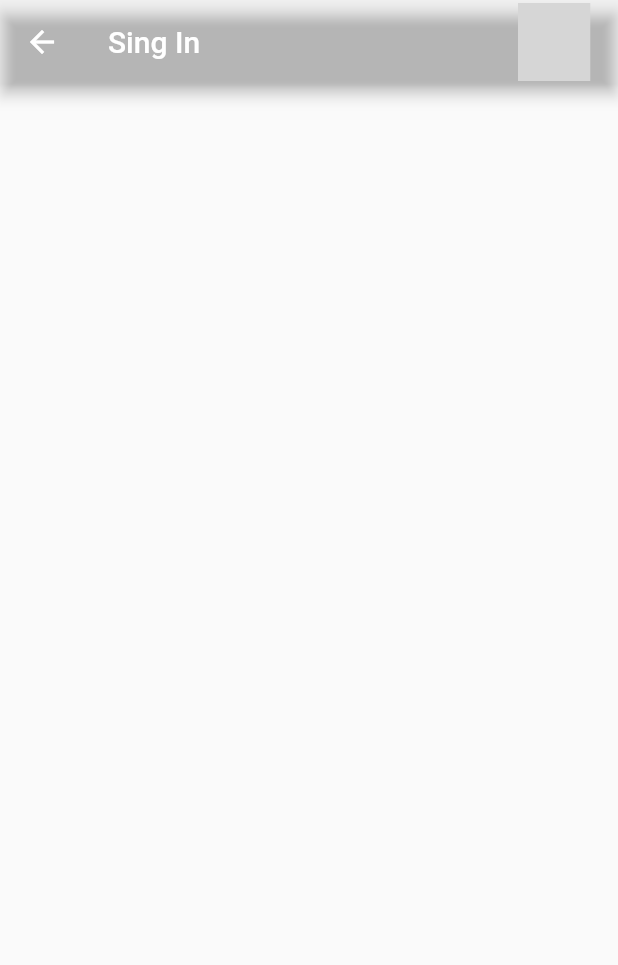
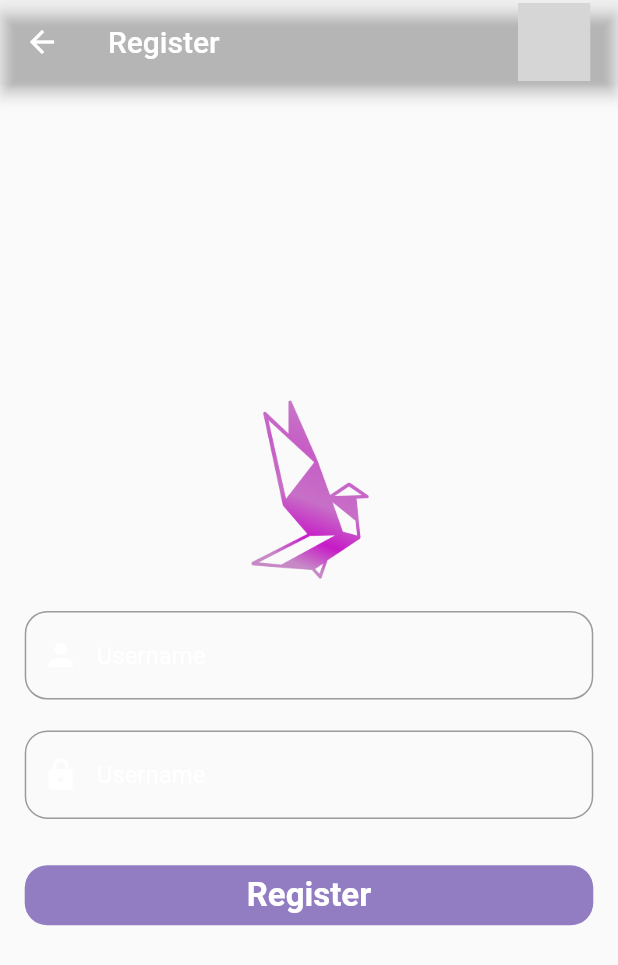
Before and after one commit to AzazelSensei/note_app, a Flutter app: the screen it shows after launch, after a tap on "I Don't Have a Account", on a phone screen of 412 x 824 dp. Shown: the top 965 px of the screen. Run offline on Flutter 3.47's test engine with Material 2 defaults, Android fonts, the phone set to English and light mode, and no system bars; drawn by our look-alikes of getwidget; our stand-ins replace bloc, dio, flutter_bloc, fluttertoast; missing offline and left inert: day_night_switcher, dynamic_themes; grey boxes are pictures that could not be loaded.

Commit message:
change: code refactor

```diff
--- a/lib/core/init/theme/theme_manager.dart
+++ b/lib/core/init/theme/theme_manager.dart
@@ -31,7 +31,50 @@ class ThemeManager {
           size: 30,
           color: ColorManager.lightGrey,
         ),
-        textTheme: TextManager.textStyle,
+        textTheme: const TextTheme(
+          headline1: TextStyle(
+            fontSize: 22,
+            height: 1,
+            fontWeight: FontWeight.w600,
+            color: Colors.black,
+          ),
+          headline2: TextStyle(
+            fontSize: 17,
+            height: 1.4,
+            fontWeight: FontWeight.w600,
+            color: Colors.black,
+          ),
+          subtitle1: TextStyle(
+            fontSize: 16,
+            height: 1.3,
+            fontWeight: FontWeight.w600,
+            color: Colors.black,
+          ),
+          subtitle2: TextStyle(
+            fontSize: 14,
+            height: 1.45,
+            fontWeight: FontWeight.w600,
+            color: Colors.black,
+          ),
+          bodyText1: TextStyle(
+            fontSize: 15,
+            height: 1.4,
+            fontWeight: FontWeight.w400,
+            color: Colors.black,
+          ),
+          bodyText2: TextStyle(
+            fontSize: 14,
+            height: 1.4,
+            fontWeight: FontWeight.w400,
+            color: Colors.black,
+          ),
+          overline: TextStyle(
+            fontSize: 11,
+            height: 1.4,
+            fontWeight: FontWeight.w400,
+            color: Colors.black,
+          ),
+        ),
         buttonTheme: const ButtonThemeData(
           buttonColor: Color(0xFF937DC2),
           textTheme: ButtonTextTheme.primary,
--- a/lib/core/utils/toast.dart
+++ b/lib/core/utils/toast.dart
@@ -23,7 +23,7 @@ void toastMessage({
       msg: mess,
       toastLength: Toast.LENGTH_SHORT,
       gravity: ToastGravity.BOTTOM,
-      timeInSecForIosWeb: 1,
+      timeInSecForIosWeb: 3,
       backgroundColor: color,
       textColor: Colors.white,
       fontSize: 16.0);
--- a/lib/features/login/cubit/cubit/login_cubit.dart
+++ b/lib/features/login/cubit/cubit/login_cubit.dart
@@ -20,11 +20,13 @@ class LoginCubit extends Cubit<LoginState> {
       if (username.isEmpty || password.isEmpty) {
         throw 'Kullanıcı Adı veya Şifre Boş Olamaz';
       } else if (username.isNotEmpty) {
+        // ignore: unused_local_variable
         final response = await noteRepository.login(username, password);
       }
       final response = await noteRepository.login(username, password);
       emit(LoginSuccess(
           message: response.message, statusCode: response.statusCode));
+      final token = response.message;
     } on DioError catch (e) {
       emit(
         LoginError(
--- a/lib/features/login/cubit/cubit/login_state.dart
+++ b/lib/features/login/cubit/cubit/login_state.dart
@@ -10,6 +10,7 @@ class LoginLoading extends LoginState {}
 class LoginSuccess extends LoginState {
   final String? message;
   final String? statusCode;
+
   LoginSuccess({this.message, this.statusCode});
 }
 
--- a/lib/features/login/view/login_view.dart
+++ b/lib/features/login/view/login_view.dart
@@ -10,6 +10,9 @@ import 'package:note_app/network/repository.dart';
 import 'package:getwidget/getwidget.dart';
 
 import '../../../core/utils/toast.dart';
+import '../widget/custom_logo.dart';
+import '../widget/custom_spacer.dart';
+import '../widget/custom_spacer2.dart';
 import '../widget/mode_switcher.dart';
 import '../widget/custom_textfield.dart';
 
@@ -51,33 +54,17 @@ class _LoginViewState extends State<LoginView> {
           child: Column(
             mainAxisAlignment: MainAxisAlignment.center,
             children: [
-              SizedBox(
-                height: context.normalWidth * 0.6,
-                child: Image(image: AssetImage('assets/priv_notes_logo.png')),
-              ),
-              SizedBox(height: context.normalWidth * 0.1),
+              CustomLogo(),
+              CustomSpacer(),
               CustomTextField(
-                usernameController: _usernameController,
+                xController: _usernameController,
                 hintText: 'Username',
                 icon: Icon(Icons.person, color: Colors.white),
               ),
-              SizedBox(height: context.normalWidth * 0.1),
+              CustomSpacer(),
               passwordField(context),
-              TextButton(
-                  onPressed: () {
-                    Navigator.push(
-                        context,
-                        MaterialPageRoute(
-                            builder: (context) => const RegisterView()));
-                  },
-                  child: Text(
-                    "I Don't Have a Account",
-                    style: TextStyle(
-                      color: Colors.white,
-                      fontWeight: FontWeight.bold,
-                    ),
-                  )),
-              SizedBox(height: context.normalWidth * 0.15),
+              registerTextButton(context),
+              CustomSpacer2(),
               BlocConsumer<LoginCubit, LoginState>(
                 listener: (context, state) {
                   if (state is LoginSuccess) {
@@ -103,13 +90,29 @@ class _LoginViewState extends State<LoginView> {
     );
   }
 
+  TextButton registerTextButton(BuildContext context) {
+    return TextButton(
+        onPressed: () {
+          Navigator.push(
+              context,
+              MaterialPageRoute(
+                  builder: (context) => RegisterView(
+                        noteRepository: widget.noteRepository,
+                      )));
+        },
+        child: Text(
+          "I Don't Have a Account",
+          style: TextStyle(color: Colors.white, fontWeight: FontWeight.w600),
+        ));
+  }
+
   TextFormField passwordField(BuildContext context) {
     return TextFormField(
       keyboardType: TextInputType.text,
       controller: _passwordController,
       obscureText: !isVisible,
       decoration: InputDecoration(
-        fillColor: Colors.white,
+        // fillColor: Colors.white,
         hintStyle: TextStyle(color: Colors.white),
         focusedBorder: OutlineInputBorder(
           borderSide: const BorderSide(color: Colors.white, width: 2.0),
--- /dev/null
+++ b/lib/features/login/widget/custom_logo.dart
@@ -0,0 +1,16 @@
+import 'package:flutter/material.dart';
+import 'package:note_app/core/extension/ui_extension.dart';
+
+class CustomLogo extends StatelessWidget {
+  const CustomLogo({
+    Key? key,
+  }) : super(key: key);
+
+  @override
+  Widget build(BuildContext context) {
+    return SizedBox(
+      height: context.normalWidth * 0.6,
+      child: const Image(image: AssetImage('assets/priv_notes_logo.png')),
+    );
+  }
+}
--- /dev/null
+++ b/lib/features/login/widget/custom_spacer.dart
@@ -0,0 +1,15 @@
+import 'package:flutter/material.dart';
+import 'package:note_app/core/extension/ui_extension.dart';
+
+class CustomSpacer extends StatelessWidget {
+  const CustomSpacer({
+    Key? key,
+  }) : super(key: key);
+
+  @override
+  Widget build(BuildContext context) {
+    return SizedBox(height: context.normalWidth * 0.1);
+  }
+
+
+}
--- /dev/null
+++ b/lib/features/login/widget/custom_spacer2.dart
@@ -0,0 +1,13 @@
+import 'package:flutter/material.dart';
+import 'package:note_app/core/extension/ui_extension.dart';
+
+class CustomSpacer2 extends StatelessWidget {
+  const CustomSpacer2({
+    Key? key,
+  }) : super(key: key);
+
+  @override
+  Widget build(BuildContext context) {
+    return SizedBox(height: context.normalWidth * 0.15);
+  }
+}
--- a/lib/features/login/widget/custom_textfield.dart
+++ b/lib/features/login/widget/custom_textfield.dart
@@ -1,14 +1,17 @@
+// ignore_for_file: prefer_initializing_formals
+
 import 'package:flutter/material.dart';
 
 class CustomTextField extends StatelessWidget {
   const CustomTextField({
     Key? key,
-    required TextEditingController usernameController,
-    required this.hintText, required this.icon,
-  })  : _usernameController = usernameController,
+    required TextEditingController xController,
+    required this.hintText,
+    required this.icon,
+  })  : xController = xController,
         super(key: key);
 
-  final TextEditingController _usernameController;
+  final TextEditingController xController;
   final String hintText;
   final Icon icon;
 
@@ -16,10 +19,10 @@ class CustomTextField extends StatelessWidget {
   Widget build(BuildContext context) {
     return TextFormField(
       keyboardType: TextInputType.text,
-      controller: _usernameController,
+      controller: xController,
       decoration: InputDecoration(
         fillColor: Colors.white,
-        hintStyle: TextStyle(color: Colors.white),
+        hintStyle: const TextStyle(color: Colors.white),
         focusedBorder: OutlineInputBorder(
           borderSide: const BorderSide(color: Colors.white, width: 2.0),
           borderRadius: BorderRadius.circular(15.0),
--- a/lib/features/main_page/cubit/cubit/task_n_search_cubit.dart
+++ b/lib/features/main_page/cubit/cubit/task_get_cubit.dart
@@ -4,7 +4,7 @@
 
 import 'package:flutter/material.dart';
 import 'package:flutter_bloc/flutter_bloc.dart';
-part 'task_n_search_state.dart';
+part 'task_get_state.dart';
 
 class TaskNSearchCubit extends Cubit<TaskNSearchState> {
   TaskNSearchCubit() : super(TaskNSearchInitial());
--- a/lib/features/main_page/cubit/cubit/task_n_search_state.dart
+++ b/lib/features/main_page/cubit/cubit/task_get_state.dart
@@ -1,4 +1,4 @@
-part of 'task_n_search_cubit.dart';
+part of 'task_get_cubit.dart';
 
 @immutable
 abstract class TaskNSearchState {}
--- a/lib/features/register/cubit/cubit/register_cubit.dart
+++ b/lib/features/register/cubit/cubit/register_cubit.dart
@@ -1,10 +1,41 @@
-// ignore_for_file: depend_on_referenced_packages
+// ignore_for_file: depend_on_referenced_packages, avoid_print, unused_local_variable
 
 import 'package:bloc/bloc.dart';
 import 'package:meta/meta.dart';
+import 'package:note_app/network/repository.dart';
+import 'package:dio/dio.dart';
 
 part 'register_state.dart';
 
 class RegisterCubit extends Cubit<RegisterState> {
-  RegisterCubit() : super(RegisterInitial());
+  RegisterCubit(this.noteRepository) : super(RegisterInitial());
+
+  final NoteRepository noteRepository;
+
+  Future<void> register(
+      {required String username, required String password}) async {
+    emit(RegisterLoading());
+
+    try {
+      if (username.isEmpty || password.isEmpty) {
+        throw 'Kullanıcı Adı veya Şifre Boş Olamaz';
+      } else if (username.isNotEmpty) {
+        final response = await noteRepository.register(username, password);
+      }
+      final response = await noteRepository.register(username, password);
+      emit(RegisterSuccess(response.message, response.statusCode));
+    } on DioError catch (e) {
+      emit(
+        RegisterError(
+          e.response != null
+              ? e.response!.statusMessage!.toString()
+              : 'Dio Error',
+          e.response != null ? e.response!.statusCode!.toString() : '',
+        ),
+      );
+      print(e.toString());
+    } catch (e) {
+      print(e.toString());
+    }
+  }
 }
--- a/lib/features/register/cubit/cubit/register_state.dart
+++ b/lib/features/register/cubit/cubit/register_state.dart
@@ -4,3 +4,19 @@ part of 'register_cubit.dart';
 abstract class RegisterState {}
 
 class RegisterInitial extends RegisterState {}
+
+class RegisterLoading extends RegisterState {}
+
+class RegisterSuccess extends RegisterState {
+  final String? message;
+  final String? statusCode;
+
+  RegisterSuccess(this.message, this.statusCode);
+}
+
+class RegisterError extends RegisterState {
+  final String? message;
+  final String? statusCode;
+
+  RegisterError(this.message, this.statusCode);
+}
--- a/lib/features/register/view/register_view.dart
+++ b/lib/features/register/view/register_view.dart
@@ -1,24 +1,42 @@
+// ignore_for_file: depend_on_referenced_packages, unused_field
+
 import 'package:flutter/material.dart';
-import 'package:flutter/src/foundation/key.dart';
-import 'package:flutter/src/widgets/framework.dart';
 import 'package:note_app/core/extension/ui_extension.dart';
+import 'package:getwidget/getwidget.dart';
+import 'package:flutter_bloc/flutter_bloc.dart';
+import 'package:note_app/features/login/view/login_view.dart';
 
+import '../../../core/utils/toast.dart';
+import '../../../network/repository.dart';
+import '../../login/widget/custom_logo.dart';
+import '../../login/widget/custom_spacer.dart';
+import '../../login/widget/custom_spacer2.dart';
+import '../../login/widget/custom_textfield.dart';
 import '../../login/widget/mode_switcher.dart';
+import '../cubit/cubit/register_cubit.dart';
 
 class RegisterView extends StatefulWidget {
-  const RegisterView({Key? key}) : super(key: key);
+  const RegisterView({Key? key, required this.noteRepository})
+      : super(key: key);
+  final NoteRepository noteRepository;
 
   @override
   State<RegisterView> createState() => _RegisterViewState();
 }
 
 class _RegisterViewState extends State<RegisterView> {
+  final TextEditingController _usernameController = TextEditingController();
+  final TextEditingController _passwordController = TextEditingController();
   @override
   Widget build(BuildContext context) {
-    return Scaffold(
+    return BlocProvider(
+      create: (context) => RegisterCubit(widget.noteRepository),
+      child: Scaffold(
         appBar: AppBar(
           backgroundColor: Colors.transparent,
-        title: const Text("Sing In"),
+          title: const Text(
+            "Register",
+          ),
           actions: [
             Padding(
               padding: context.right,
@@ -26,6 +44,74 @@ class _RegisterViewState extends State<RegisterView> {
             )
           ],
         ),
+        body: Padding(
+          padding: context.lowHorPadding,
+          child: Column(
+            mainAxisAlignment: MainAxisAlignment.center,
+            children: [
+              const CustomLogo(),
+              const CustomSpacer(),
+              CustomTextField(
+                  xController: _usernameController,
+                  hintText: "Username",
+                  icon: const Icon(Icons.person, color: Colors.white)),
+              const CustomSpacer(),
+              CustomTextField(
+                  xController: _passwordController,
+                  hintText: "Username",
+                  icon: const Icon(Icons.lock, color: Colors.white)),
+              const CustomSpacer2(),
+              toastMessageNRoute(),
+            ],
+          ),
+        ),
+      ),
     );
   }
+
+  BlocConsumer<RegisterCubit, RegisterState> toastMessageNRoute() {
+    return BlocConsumer<RegisterCubit, RegisterState>(
+      listener: (context, state) {
+        if (state is RegisterSuccess) {
+          toastMessage(
+            mess: 'Kaydınız Başarı İle Oluşturuldu!',
+            toastType: ToastType.success,
+          );
+        } else if (state is RegisterSuccess) {
+          Navigator.push(
+              context,
+              MaterialPageRoute(
+                  builder: (context) => LoginView(
+                        noteRepository: widget.noteRepository,
+                      )));
+          toastMessage(
+            mess: 'Hata: ${state.message}, Hata Kodu:${state.statusCode}',
+            toastType: ToastType.error,
+          );
         }
+      },
+      builder: (context, state) {
+        return registerButton(context);
+      },
+    );
+  }
+
+  Widget registerButton(BuildContext context) {
+    return GFButton(
+        borderShape:
+            RoundedRectangleBorder(borderRadius: BorderRadius.circular(15)),
+        onPressed: () {
+          context.read<RegisterCubit>().register(
+              username: _usernameController.text,
+              password: _passwordController.text);
+        },
+        text: "Register",
+        textStyle: const TextStyle(
+            color: Color.fromARGB(255, 255, 255, 255),
+            fontSize: 22,
+            fontWeight: FontWeight.bold),
+        size: 65,
+        fullWidthButton: true,
+        color: const Color(0xFF937DC2));
+  }
+}
--- a/lib/main.dart
+++ b/lib/main.dart
@@ -6,6 +6,7 @@ import 'package:note_app/features/login/view/login_view.dart';
 import 'package:note_app/network/endpoint.dart';
 import 'core/init/theme/theme_manager.dart';
 import 'features/login/cubit/cubit/login_cubit.dart';
+import 'features/register/cubit/cubit/register_cubit.dart';
 import 'network/repository.dart';
 import 'package:flutter_bloc/flutter_bloc.dart';
 import 'package:dio/dio.dart';
@@ -13,8 +14,10 @@ import 'package:dynamic_themes/dynamic_themes.dart';
 
 void main() {
   final noteRepository =
-      NoteRepository( Dio(BaseOptions(baseUrl: EndPoint.baseUrl)));
-  runApp(MyApp(noteRepository: noteRepository));
+      NoteRepository(Dio(BaseOptions(baseUrl: EndPoint.baseUrl)));
+  runApp(MyApp(
+    noteRepository: noteRepository,
+  ));
 }
 
 class MyApp extends StatelessWidget {
@@ -27,6 +30,9 @@ class MyApp extends StatelessWidget {
       providers: [
         BlocProvider<LoginCubit>(
           create: (context) => LoginCubit(noteRepository),
+        ),
+        BlocProvider<RegisterCubit>(
+          create: (context) => RegisterCubit(noteRepository),
         ),
       ],
       child: DynamicTheme(
```
Also changed, not shown: lib/network/repository.dart (+18 -0 lines), lib/features/main_page/model/task_get_model.dart (renamed from lib/features/main_page/model/task_n_search_model.dart), lib/features/main_page/view/task_get_view.dart (added), 1 other file. Lines whose indentation alone changed are shown as unchanged.
